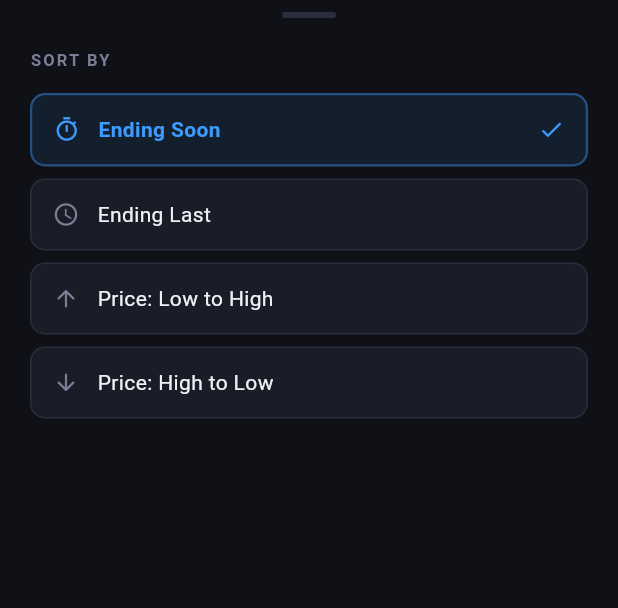
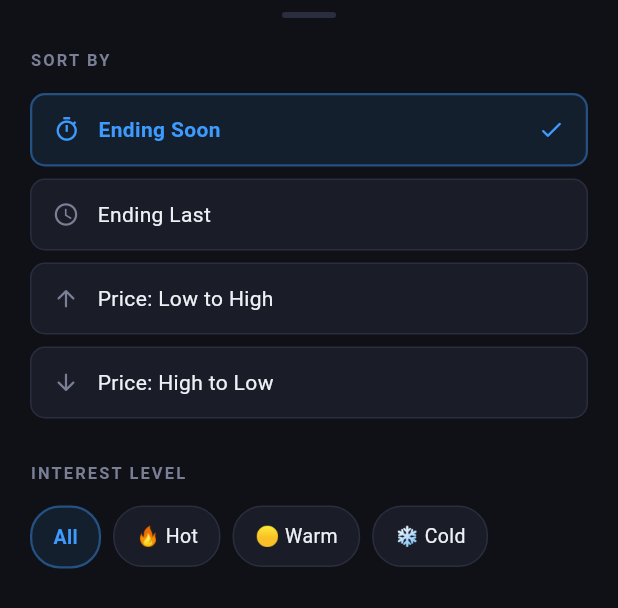
Before and after one commit to DylanUV/ebay_seller_app, a Flutter app: the FilterSheet widget shown alone on an empty page, opened directly, on a phone screen of 412 x 824 dp. Shown: the top 608 px of the screen. Run offline on Flutter 3.47's test engine with Material 3 defaults, Android fonts, the light colour scheme and no system bars; our stand-ins replace cached_network_image, dio, flutter_dotenv, flutter_riverpod, hive, hive_flutter and 1 more; accounts and stored records are empty; network calls fail.

Commit message:
Changes in filters, now work with temperature, removed sleeper button

```diff
--- a/lib/features/listings/providers/listings_provider.dart
+++ b/lib/features/listings/providers/listings_provider.dart
@@ -189,15 +189,21 @@ final listingsProvider = NotifierProvider<ListingsNotifier, ListingsState>(
 
 // ── Heat filter (Hot / Warm / Cold / Sleeper) ──────────────────────────────
 
-enum HeatFilter { all, sleeper }
+enum HeatFilter {
+  all('All'),
+  hot('🔥 Hot'),
+  warm('🟡 Warm'),
+  cold('❄️ Cold');
+
+  final String label;
+  const HeatFilter(this.label);
+}
 
 class HeatFilterNotifier extends Notifier<HeatFilter> {
   @override
   HeatFilter build() => HeatFilter.all;
 
-  void toggle() {
-    state = state == HeatFilter.all ? HeatFilter.sleeper : HeatFilter.all;
-  }
+  void setFilter(HeatFilter filter) => state = filter;
 }
 
 final heatFilterProvider = NotifierProvider<HeatFilterNotifier, HeatFilter>(
--- a/lib/features/listings/screens/listings_screen.dart
+++ b/lib/features/listings/screens/listings_screen.dart
@@ -64,18 +64,6 @@ class ListingsScreen extends ConsumerWidget {
                 ),
               ),
             ),
-          // Sleeper filter toggle
-          IconButton(
-            onPressed: () => ref.read(heatFilterProvider.notifier).toggle(),
-            icon: Icon(
-              Icons.bedtime_rounded,
-              color: heatFilter == HeatFilter.sleeper
-                  ? AppTheme.accent
-                  : AppTheme.textMuted,
-              size: 20,
-            ),
-            tooltip: 'Sleeper deals (low bids, ending soon)',
-          ),
 
           // Filter button
           IconButton(
@@ -190,11 +178,19 @@ class ListingsScreen extends ConsumerWidget {
     List<EbayListing> listings,
     WidgetRef ref,
   ) {
+    // 👈 ACÁ, reemplazando el método viejo
     final filter = ref.watch(heatFilterProvider);
     if (filter == HeatFilter.all) return listings;
+
     return listings.where((l) {
+      if (!l.isAuction) return false;
       final bids = l.bidCount ?? 0;
-      return l.isAuction && bids <= 1 && l.endingSoon;
+      return switch (filter) {
+        HeatFilter.hot => bids >= 5,
+        HeatFilter.warm => bids >= 2 && bids <= 4,
+        HeatFilter.cold => bids <= 1,
+        HeatFilter.all => true,
+      };
     }).toList();
   }
 }
--- a/lib/features/listings/widgets/filter_sheet.dart
+++ b/lib/features/listings/widgets/filter_sheet.dart
@@ -18,6 +18,7 @@ class FilterSheet extends ConsumerWidget {
   @override
   Widget build(BuildContext context, WidgetRef ref) {
     final currentSort = ref.watch(sortProvider);
+    final currentHeat = ref.watch(heatFilterProvider);
 
     return SafeArea(
       child: Padding(
@@ -60,6 +61,59 @@ class FilterSheet extends ConsumerWidget {
                   Navigator.of(context).pop();
                 },
               ),
+            ),
+            const SizedBox(height: 20),
+            const Text(
+              'INTEREST LEVEL',
+              style: TextStyle(
+                fontSize: 11,
+                fontWeight: FontWeight.w700,
+                letterSpacing: 1.4,
+                color: AppTheme.textMuted,
+              ),
+            ),
+            const SizedBox(height: 14),
+
+            Wrap(
+              spacing: 8,
+              runSpacing: 8,
+              children: HeatFilter.values.map((heat) {
+                final isSelected = currentHeat == heat;
+                return GestureDetector(
+                  onTap: () =>
+                      ref.read(heatFilterProvider.notifier).setFilter(heat),
+                  child: Container(
+                    padding: const EdgeInsets.symmetric(
+                      horizontal: 14,
+                      vertical: 10,
+                    ),
+                    decoration: BoxDecoration(
+                      color: isSelected
+                          ? AppTheme.accent.withValues(alpha: 0.1)
+                          : AppTheme.surface,
+                      borderRadius: BorderRadius.circular(20),
+                      border: Border.all(
+                        color: isSelected
+                            ? AppTheme.accent.withValues(alpha: 0.4)
+                            : AppTheme.divider,
+                        width: isSelected ? 1.5 : 1,
+                      ),
+                    ),
+                    child: Text(
+                      heat.label,
+                      style: TextStyle(
+                        fontSize: 13,
+                        fontWeight: isSelected
+                            ? FontWeight.w600
+                            : FontWeight.w400,
+                        color: isSelected
+                            ? AppTheme.accent
+                            : AppTheme.textPrimary,
+                      ),
+                    ),
+                  ),
+                );
+              }).toList(),
             ),
           ],
         ),
```
